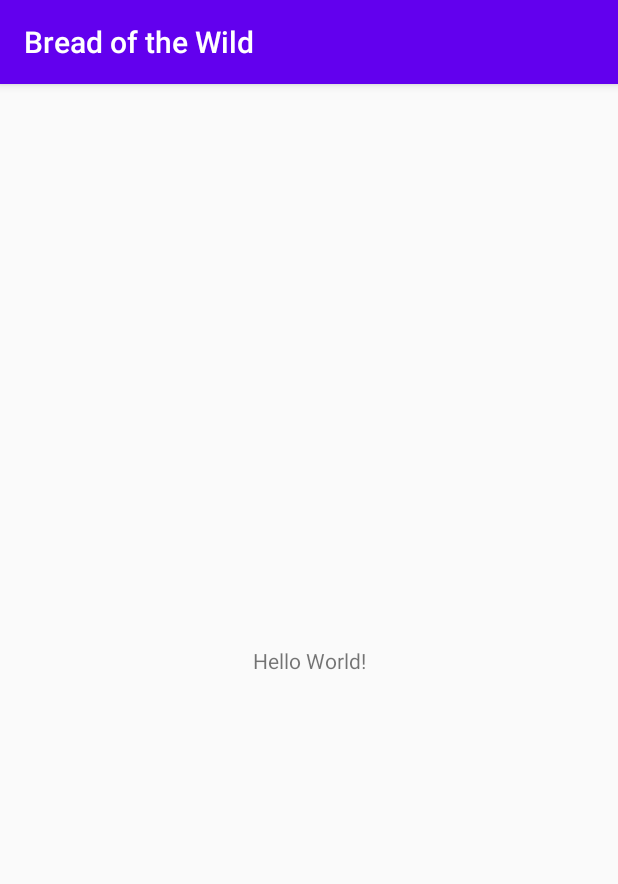
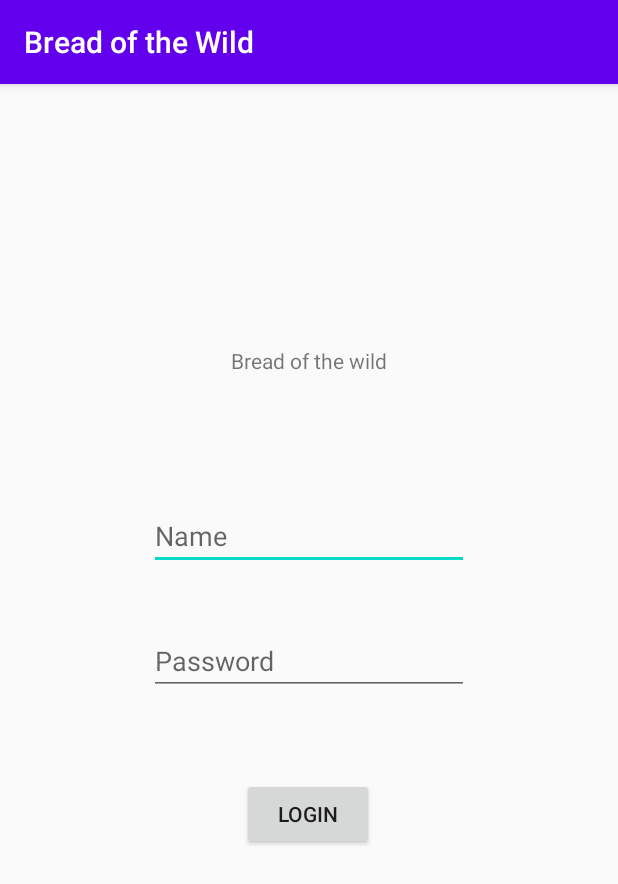
Before and after one commit to Daanp96/s1114322_s1115218_iiatimd_app, an Android app: the screen it shows after launch (MainActivity), on a phone screen of 412 x 824 dp. Shown: the top 884 px of the screen. Run offline under Robolectric (Android 15) with nearby library versions, the phone set to English and light mode, and no system bars.

Commit message:
Added standard login page
Inloggen is hardcoded

```diff
--- a/app/src/main/AndroidManifest.xml
+++ b/app/src/main/AndroidManifest.xml
@@ -16,6 +16,7 @@
                 <category android:name="android.intent.category.LAUNCHER" />
             </intent-filter>
         </activity>
+        <activity android:name=".SecondActivity"/>
     </application>
 
 </manifest>
--- a/app/src/main/java/com/example/breadofthewild/MainActivity.java
+++ b/app/src/main/java/com/example/breadofthewild/MainActivity.java
@@ -1,14 +1,44 @@
 package com.example.breadofthewild;
 
 import androidx.appcompat.app.AppCompatActivity;
+import android.content.Intent;
+import android.os.Bundle;
+import android.view.View;
+import android.widget.Button;
+import android.widget.EditText;
+import android.widget.Toast;
 
-import android.os.Bundle;
-
-public class MainActivity extends AppCompatActivity {
+public class MainActivity extends AppCompatActivity implements View.OnClickListener {
+    EditText user;
+    EditText pass;
 
     @Override
     protected void onCreate(Bundle savedInstanceState) {
         super.onCreate(savedInstanceState);
         setContentView(R.layout.activity_main);
+        Button toSecondScreen = findViewById(R.id.button);
+        toSecondScreen.setOnClickListener(this);
+    }
+
+    public void onClick(View v){
+        Bundle bundleForSecondScreen = new Bundle();
+
+        String inlog = "Link";
+        user = findViewById(R.id.userInput);
+        String name = user.getText().toString();
+
+        String passGood = "Ganon?MoreLikeGaynon";
+        pass = findViewById(R.id.passInput);
+        String password = pass.getText().toString();
+
+        if(inlog.equals(name) && passGood.equals(password)){
+            bundleForSecondScreen.putString("name", name);
+            Intent toSecondScreenIntent = new Intent(this, SecondActivity.class);
+            toSecondScreenIntent.putExtras(bundleForSecondScreen);
+            startActivity(toSecondScreenIntent);
+            Toast.makeText(this, "Welcome!", Toast.LENGTH_SHORT).show();
+        } else {
+            Toast.makeText(this, "Something went wrong...", Toast.LENGTH_SHORT).show();
+        }
     }
 }
--- a/app/src/main/res/layout/activity_main.xml
+++ b/app/src/main/res/layout/activity_main.xml
@@ -7,12 +7,52 @@
     tools:context=".MainActivity">
 
     <TextView
+        android:id="@+id/title2"
         android:layout_width="wrap_content"
         android:layout_height="wrap_content"
-        android:text="Hello World!"
+        android:text="@string/title"
         app:layout_constraintBottom_toBottomOf="parent"
-        app:layout_constraintLeft_toLeftOf="parent"
-        app:layout_constraintRight_toRightOf="parent"
-        app:layout_constraintTop_toTopOf="parent" />
+        app:layout_constraintEnd_toEndOf="parent"
+        app:layout_constraintStart_toStartOf="parent"
+        app:layout_constraintTop_toTopOf="parent"
+        app:layout_constraintVertical_bias="0.233" />
 
+    <EditText
+        android:id="@+id/userInput"
+        android:layout_width="wrap_content"
+        android:layout_height="wrap_content"
+        android:layout_marginBottom="444dp"
+        android:ems="10"
+        android:hint="@string/username"
+        android:inputType="textPersonName"
+        app:layout_constraintBottom_toBottomOf="parent"
+        app:layout_constraintEnd_toEndOf="parent"
+        app:layout_constraintStart_toStartOf="parent"
+        app:layout_constraintTop_toBottomOf="@+id/title"
+        app:layout_constraintVertical_bias="0.096" />
+
+    <EditText
+        android:id="@+id/passInput"
+        android:layout_width="wrap_content"
+        android:layout_height="wrap_content"
+        android:ems="10"
+        android:hint="@string/password"
+        android:inputType="textPassword"
+        app:layout_constraintBottom_toBottomOf="parent"
+        app:layout_constraintEnd_toEndOf="parent"
+        app:layout_constraintStart_toStartOf="parent"
+        app:layout_constraintTop_toBottomOf="@+id/userInput"
+        app:layout_constraintVertical_bias="0.095" />
+
+    <Button
+        android:id="@+id/button"
+        android:layout_width="wrap_content"
+        android:layout_height="wrap_content"
+        android:text="@string/button"
+        app:layout_constraintBottom_toBottomOf="parent"
+        app:layout_constraintEnd_toEndOf="parent"
+        app:layout_constraintHorizontal_bias="0.498"
+        app:layout_constraintStart_toStartOf="parent"
+        app:layout_constraintTop_toBottomOf="@+id/passInput"
+        app:layout_constraintVertical_bias="0.178" />
 </androidx.constraintlayout.widget.ConstraintLayout>
--- a/app/src/main/res/values/strings.xml
+++ b/app/src/main/res/values/strings.xml
@@ -1,3 +1,9 @@
 <resources>
     <string name="app_name">Bread of the Wild</string>
+    <string name="title">Bread of the wild</string>
+
+    <string name="username">Name</string>
+    <string name="password">Password</string>
+    <string name="button">Login</string>
+
 </resources>
```
Also changed, not shown: app/src/main/java/com/example/breadofthewild/SecondActivity.java (added, +17 -0 lines), app/src/main/res/layout/activity_second.xml (added, +18 -0 lines).
